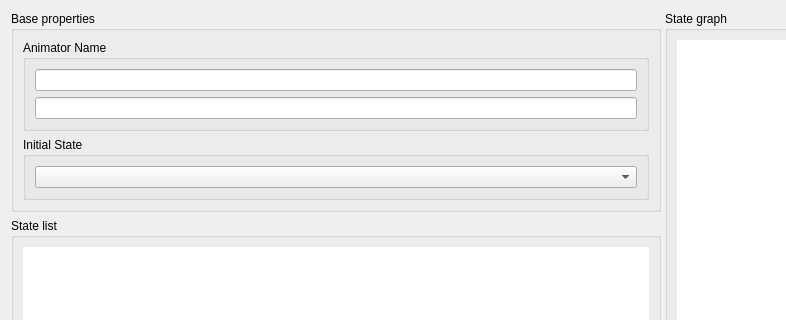
This is editor/gui/dlganimator.ui in ensisoft/detonator as Qt 5 draws it before an edit; both pictures show x 0 to 786 and y 0 to 320 of the 1326 by 742 pixel window. The edited form follows.
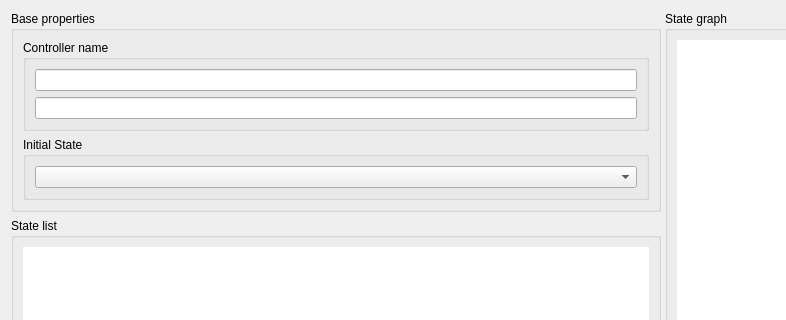
This is the edited form. Icons and pictures are not drawn.

Commit message:
Rename game::Animator class to game:.EntityStateController
Rename game::Animator class to game::EntityStateController, which
is more accurate since it really just manages the states and their
transitions and has no idea about any animations.

```diff
--- a/editor/gui/dlganimator.ui
+++ b/editor/gui/dlganimator.ui
@@ -19,7 +19,7 @@
      <property name="orientation">
       <enum>Qt::Horizontal</enum>
      </property>
-     <widget class="QWidget" name="">
+     <widget class="QWidget" name="layoutWidget">
       <layout class="QVBoxLayout" name="verticalLayout_5">
        <item>
         <widget class="QGroupBox" name="groupBox_3">
@@ -36,7 +36,7 @@
           <item>
            <widget class="QGroupBox" name="groupBox_4">
             <property name="title">
-             <string>Animator Name</string>
+             <string>Controller name</string>
             </property>
             <property name="flat">
              <bool>true</bool>
```
Left out of the diff: 2 changed lines with no effect on the pictures. The commit also changes 24 other files.
